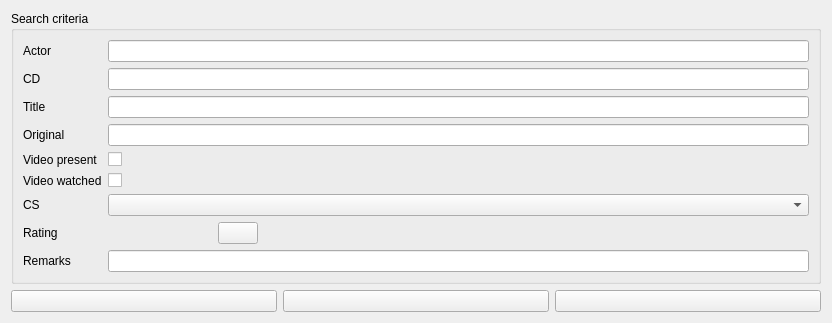
Qt form pordb_suchen.ui (hwmay/pordb3) before a commit.
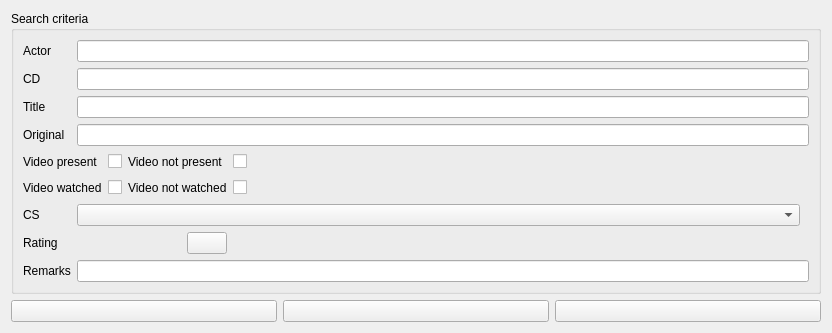
The same form after that commit. Icons and pictures are not drawn.

```diff
--- a/pordb_suchen.ui
+++ b/pordb_suchen.ui
@@ -17,15 +17,13 @@
    <iconset>
     <normaloff>pypordb/8027068_splash.png</normaloff>pypordb/8027068_splash.png</iconset>
   </property>
-  <layout class="QGridLayout" name="gridLayout_2">
+  <layout class="QGridLayout" name="gridLayout_3">
    <item row="0" column="0">
-    <layout class="QVBoxLayout" name="verticalLayout">
-     <item>
       <widget class="QGroupBox" name="groupBox">
        <property name="title">
         <string>Search criteria</string>
        </property>
-       <layout class="QGridLayout" name="gridLayout">
+     <layout class="QGridLayout" name="gridLayout_2">
         <item row="0" column="0">
          <widget class="QLabel" name="label">
           <property name="text">
@@ -88,14 +86,16 @@
           </property>
          </widget>
         </item>
-        <item row="4" column="0">
+      <item row="4" column="0" colspan="2">
+       <layout class="QGridLayout" name="gridLayout">
+        <item row="0" column="0">
          <widget class="QLabel" name="label_5">
           <property name="text">
            <string>Video present</string>
           </property>
          </widget>
         </item>
-        <item row="4" column="1">
+        <item row="0" column="1">
          <widget class="QCheckBox" name="checkBoxVid">
           <property name="toolTip">
            <string/>
@@ -108,28 +108,84 @@
           </property>
          </widget>
         </item>
-        <item row="5" column="0">
+        <item row="0" column="2">
+         <widget class="QLabel" name="label_10">
+          <property name="text">
+           <string>Video not present</string>
+          </property>
+         </widget>
+        </item>
+        <item row="0" column="3">
+         <widget class="QCheckBox" name="checkBoxNotVid">
+          <property name="text">
+           <string/>
+          </property>
+         </widget>
+        </item>
+        <item row="0" column="4">
+         <spacer name="horizontalSpacer_2">
+          <property name="orientation">
+           <enum>Qt::Horizontal</enum>
+          </property>
+          <property name="sizeHint" stdset="0">
+           <size>
+            <width>40</width>
+            <height>20</height>
+           </size>
+          </property>
+         </spacer>
+        </item>
+        <item row="1" column="0">
          <widget class="QLabel" name="label_7">
           <property name="text">
            <string>Video watched</string>
           </property>
          </widget>
         </item>
-        <item row="5" column="1">
+        <item row="1" column="1">
          <widget class="QCheckBox" name="checkBoxWatched">
           <property name="text">
            <string/>
           </property>
          </widget>
         </item>
-        <item row="6" column="0">
+        <item row="1" column="2">
+         <widget class="QLabel" name="label_11">
+          <property name="text">
+           <string>Video not watched</string>
+          </property>
+         </widget>
+        </item>
+        <item row="1" column="3">
+         <widget class="QCheckBox" name="checkBoxNotWatched">
+          <property name="text">
+           <string/>
+          </property>
+         </widget>
+        </item>
+        <item row="1" column="4">
+         <spacer name="horizontalSpacer_3">
+          <property name="orientation">
+           <enum>Qt::Horizontal</enum>
+          </property>
+          <property name="sizeHint" stdset="0">
+           <size>
+            <width>40</width>
+            <height>20</height>
+           </size>
+          </property>
+         </spacer>
+        </item>
+       </layout>
+      </item>
+      <item row="5" column="0">
          <widget class="QLabel" name="label_6">
           <property name="text">
            <string>CS</string>
           </property>
          </widget>
         </item>
-        <item row="6" column="1">
+      <item row="5" column="1">
          <widget class="QComboBox" name="comboBoxCS">
           <property name="maximumSize">
            <size>
@@ -202,14 +258,14 @@
           </item>
          </widget>
         </item>
-        <item row="7" column="0">
+      <item row="6" column="0">
          <widget class="QLabel" name="label_8">
           <property name="text">
            <string>Rating</string>
           </property>
          </widget>
         </item>
-        <item row="7" column="1">
+      <item row="6" column="1">
          <layout class="QHBoxLayout" name="horizontalLayout_2">
           <item>
            <widget class="QPushButton" name="pushButtonStar1">
@@ -367,20 +423,20 @@
           </item>
          </layout>
         </item>
-        <item row="8" column="0">
+      <item row="7" column="0">
          <widget class="QLabel" name="label_9">
           <property name="text">
            <string>Remarks</string>
           </property>
          </widget>
         </item>
-        <item row="8" column="1">
+      <item row="7" column="1">
          <widget class="QLineEdit" name="lineEditRemarks"/>
         </item>
        </layout>
       </widget>
      </item>
-     <item>
+   <item row="1" column="0">
       <layout class="QHBoxLayout" name="horizontalLayout">
        <item>
         <widget class="QPushButton" name="pushButtonSuchen">
@@ -438,8 +494,6 @@
            <normaloff>pypordb/dialog-cancel.svg</normaloff>pypordb/dialog-cancel.svg</iconset>
          </property>
         </widget>
-       </item>
-      </layout>
      </item>
     </layout>
    </item>
```
Lines whose indentation alone changed are shown as unchanged.
